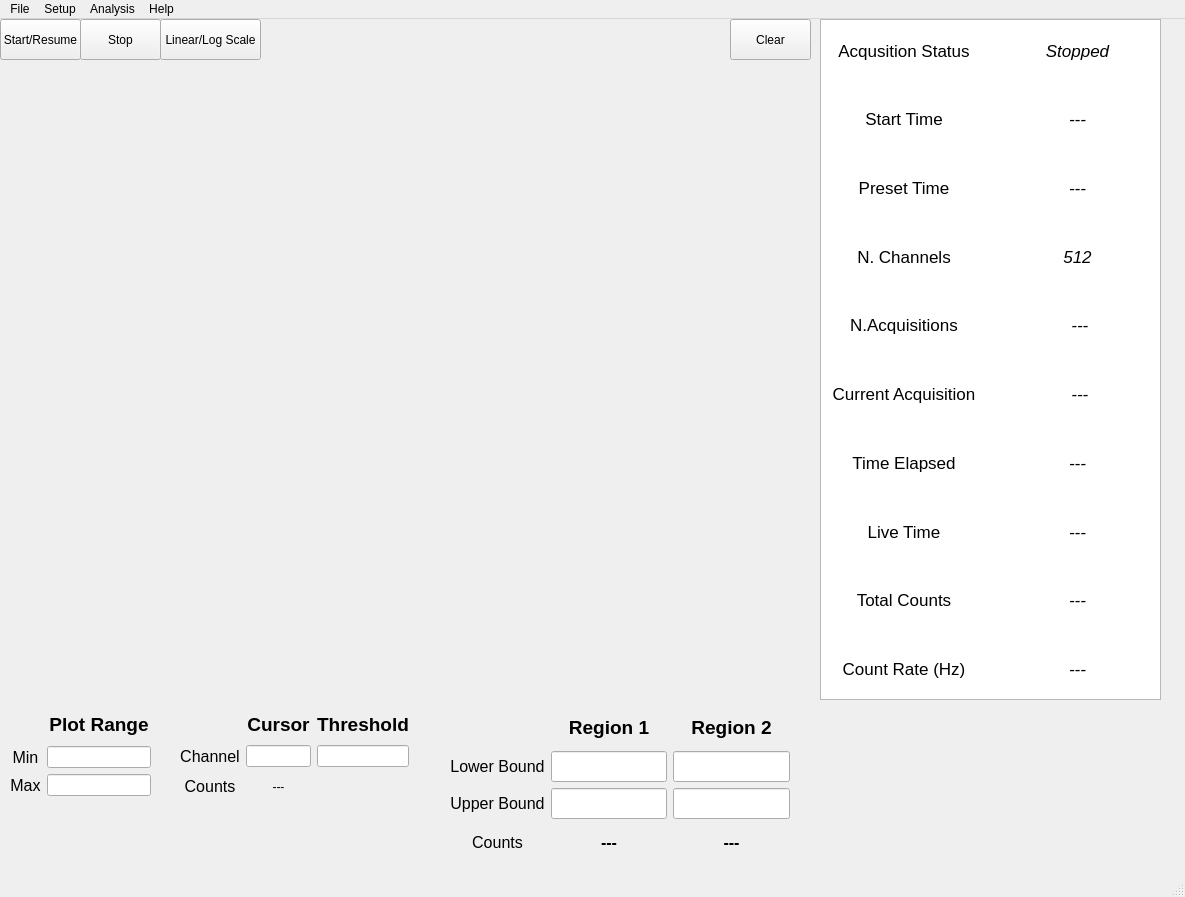
Machenta/Multichannel-Analyzer, file MainWindow.ui: the form before one commit.
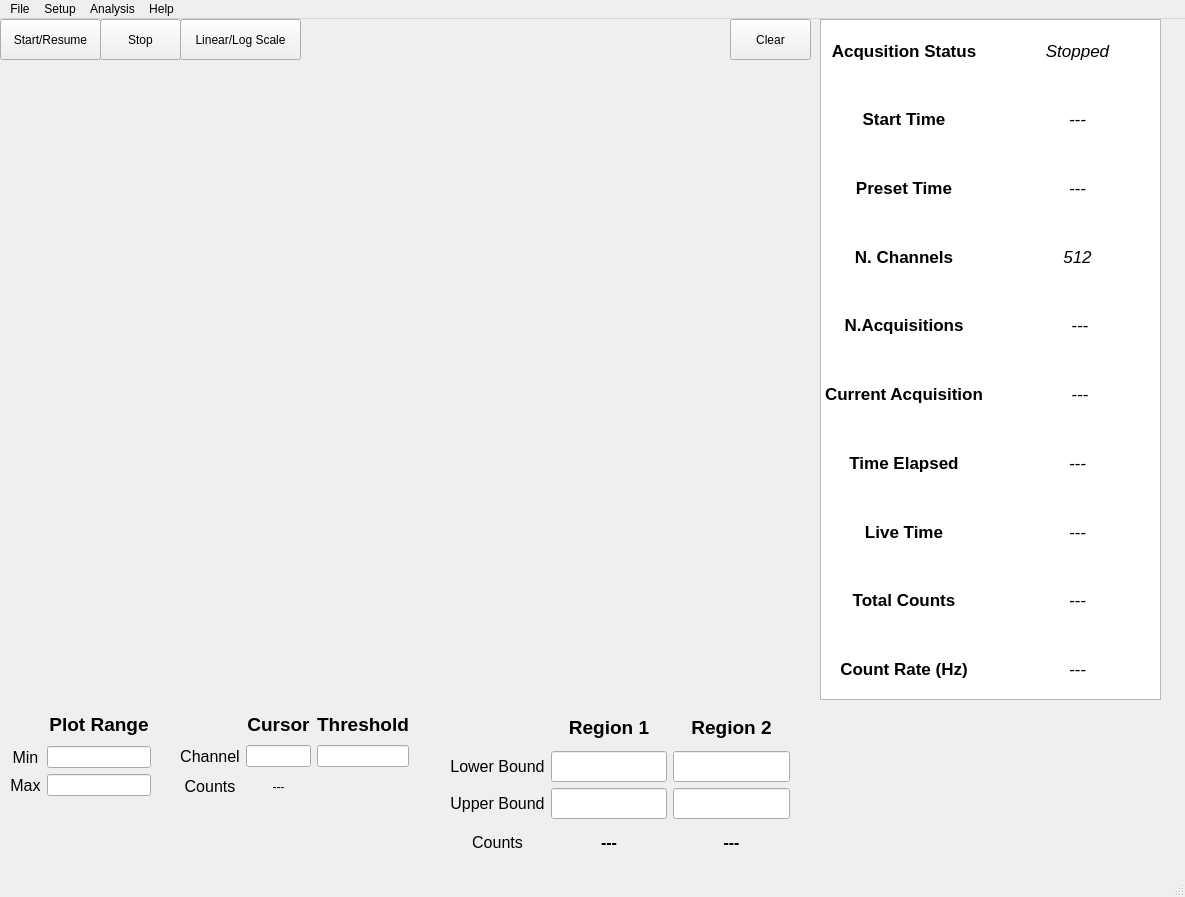
The form after the commit.

Patch:
```diff
--- a/MainWindow.ui
+++ b/MainWindow.ui
@@ -37,7 +37,7 @@
       <rect>
        <x>0</x>
        <y>0</y>
-       <width>81</width>
+       <width>101</width>
        <height>41</height>
       </rect>
      </property>
@@ -48,7 +48,7 @@
     <widget class="QPushButton" name="stop_button">
      <property name="geometry">
       <rect>
-       <x>80</x>
+       <x>100</x>
        <y>0</y>
        <width>81</width>
        <height>41</height>
@@ -77,9 +77,9 @@
     <widget class="QPushButton" name="lin_log_button">
      <property name="geometry">
       <rect>
-       <x>160</x>
+       <x>180</x>
        <y>0</y>
-       <width>101</width>
+       <width>121</width>
        <height>41</height>
       </rect>
      </property>
@@ -126,8 +126,8 @@
        <property name="font">
         <font>
          <pointsize>13</pointsize>
-         <weight>50</weight>
-         <bold>false</bold>
+         <weight>75</weight>
+         <bold>true</bold>
         </font>
        </property>
        <property name="text">
@@ -146,8 +146,8 @@
        <property name="font">
         <font>
          <pointsize>13</pointsize>
-         <weight>50</weight>
-         <bold>false</bold>
+         <weight>75</weight>
+         <bold>true</bold>
         </font>
        </property>
        <property name="text">
@@ -187,8 +187,8 @@
        <property name="font">
         <font>
          <pointsize>13</pointsize>
-         <weight>50</weight>
-         <bold>false</bold>
+         <weight>75</weight>
+         <bold>true</bold>
         </font>
        </property>
        <property name="text">
@@ -228,8 +228,8 @@
        <property name="font">
         <font>
          <pointsize>13</pointsize>
-         <weight>50</weight>
-         <bold>false</bold>
+         <weight>75</weight>
+         <bold>true</bold>
         </font>
        </property>
        <property name="text">
@@ -269,8 +269,8 @@
        <property name="font">
         <font>
          <pointsize>13</pointsize>
-         <weight>50</weight>
-         <bold>false</bold>
+         <weight>75</weight>
+         <bold>true</bold>
         </font>
        </property>
        <property name="text">
@@ -310,8 +310,8 @@
        <property name="font">
         <font>
          <pointsize>13</pointsize>
-         <weight>50</weight>
-         <bold>false</bold>
+         <weight>75</weight>
+         <bold>true</bold>
         </font>
        </property>
        <property name="text">
@@ -351,8 +351,8 @@
        <property name="font">
         <font>
          <pointsize>13</pointsize>
-         <weight>50</weight>
-         <bold>false</bold>
+         <weight>75</weight>
+         <bold>true</bold>
         </font>
        </property>
        <property name="text">
@@ -413,8 +413,8 @@
        <property name="font">
         <font>
          <pointsize>13</pointsize>
-         <weight>50</weight>
-         <bold>false</bold>
+         <weight>75</weight>
+         <bold>true</bold>
         </font>
        </property>
        <property name="text">
@@ -433,8 +433,8 @@
        <property name="font">
         <font>
          <pointsize>13</pointsize>
-         <weight>50</weight>
-         <bold>false</bold>
+         <weight>75</weight>
+         <bold>true</bold>
         </font>
        </property>
        <property name="text">
@@ -495,8 +495,8 @@
        <property name="font">
         <font>
          <pointsize>13</pointsize>
-         <weight>50</weight>
-         <bold>false</bold>
+         <weight>75</weight>
+         <bold>true</bold>
         </font>
        </property>
        <property name="text">
```
